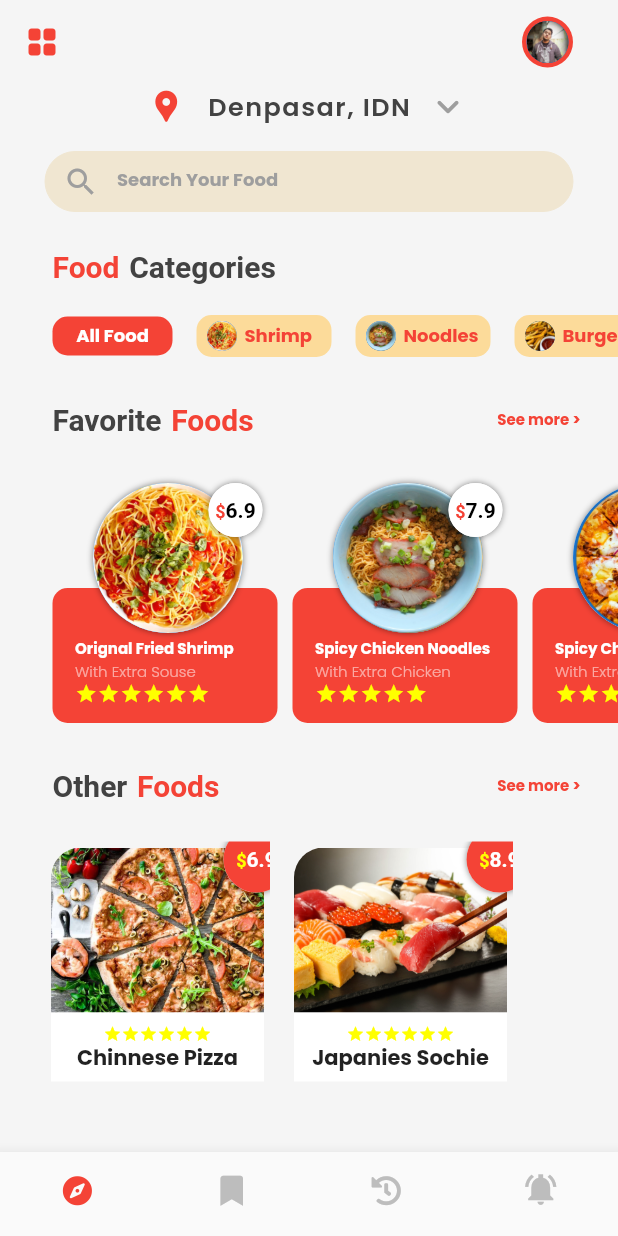
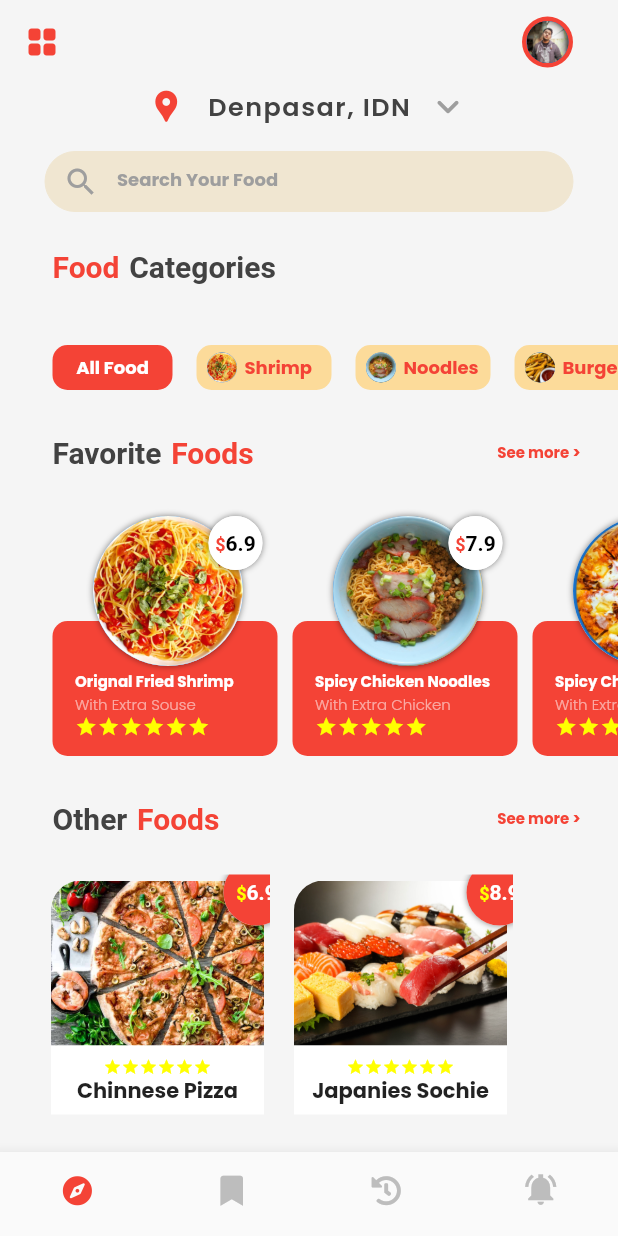
Before and after one commit to jaffarabbas/Jawan-Pakistan-Flutter-Course, a Flutter app: the screen it shows after launch, on a phone screen of 412 x 824 dp. Run offline on Flutter 3.47's test engine with Material 2 defaults, Android fonts, the phone set to English and light mode, and no system bars; our stand-ins replace font_awesome_flutter, google_fonts; missing offline and left inert: superellipse_shape; key blocks and very long unbroken strings in the code were emptied for the run.

Commit message:
30/10/2021 20:57:17

```diff
--- a/Assignments/7-Assignment-(Food-App-Books-Sailing-App)/Food-Delivery-App/food_delivery_app/lib/widgits/foodCategories.dart
+++ b/Assignments/7-Assignment-(Food-App-Books-Sailing-App)/Food-Delivery-App/food_delivery_app/lib/widgits/foodCategories.dart
@@ -12,14 +12,6 @@ class FoodCategory extends StatefulWidget {
 }
 
 class _FoodCategoryState extends State<FoodCategory> {
-  List<Widget> FoodTagList() {
-    List<Widget> lst = [];
-    for (Map i in Datamap.DataSource()["category"]) {
-      lst.add(FoodCategoryTag(itemInformation: i));
-    }
-    return lst;
-  }
-
   @override
   Widget build(BuildContext context) {
     return Container(
@@ -50,17 +42,30 @@ class _FoodCategoryState extends State<FoodCategory> {
               ),
             ),
           ),
-          SingleChildScrollView(
-            scrollDirection: Axis.horizontal,
-            child: Padding(
-              padding: const EdgeInsets.only(left: 35.0),
-              child: Row(
-                children: FoodTagList(),
-              ),
-            ),
-          ),
+          FoodTagList(),
         ],
       ),
     );
   }
 }
+
+class FoodTagList extends StatelessWidget {
+  const FoodTagList({Key? key}) : super(key: key);
+
+  @override
+  Widget build(BuildContext context) {
+    return SizedBox(
+      height: 70,
+      child: ListView.builder(
+        shrinkWrap: true,
+        padding: EdgeInsets.only(top: 20, left: 35),
+        scrollDirection: Axis.horizontal,
+        itemCount: Datamap.DataSource()["category"].length,
+        itemBuilder: (context, index) {
+          return FoodCategoryTag(
+              itemInformation: Datamap.DataSource()["category"][index]);
+        },
+      ),
+    );
+  }
+}
```
